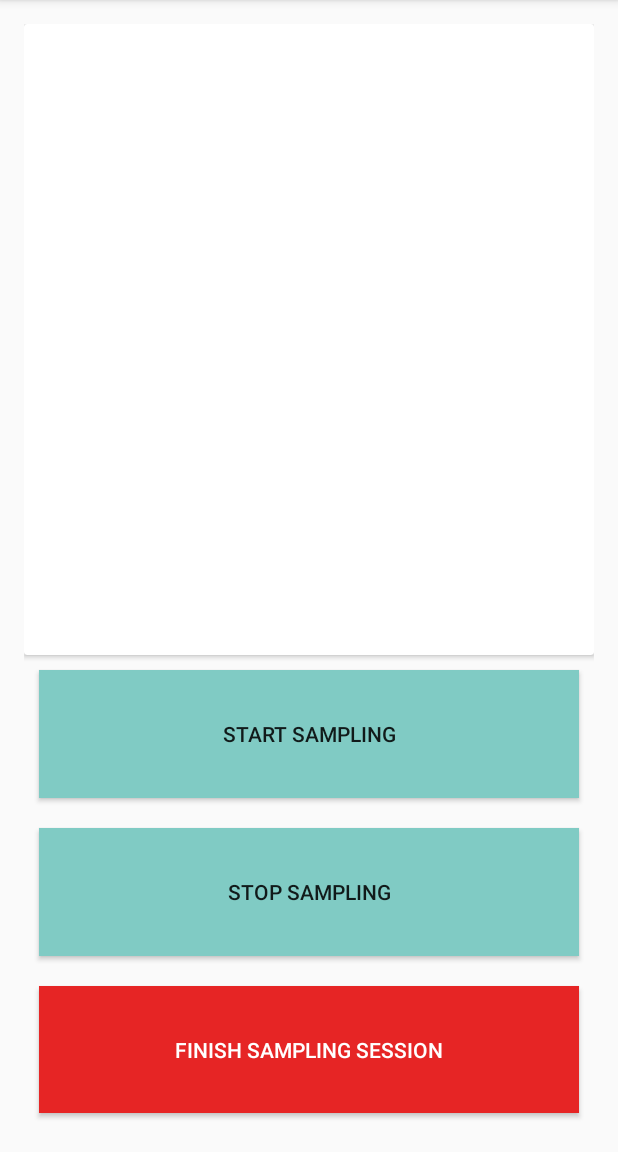
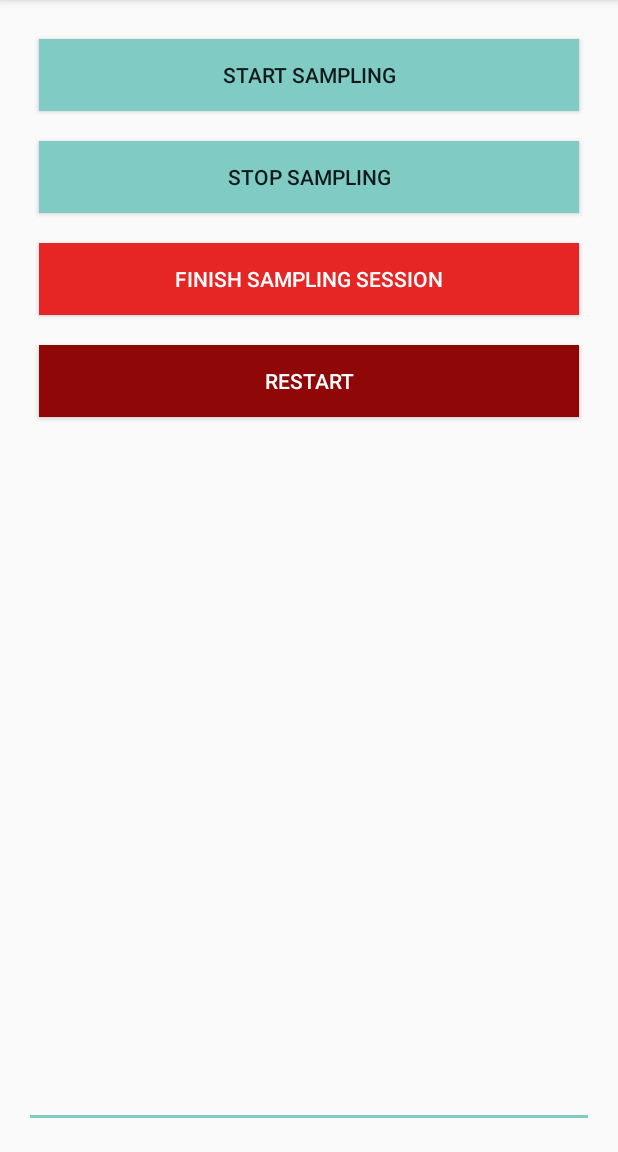
Before and after one commit to Levi-Moreira/AccelerometerSampler, an Android app: the screen it shows after launch (MainActivity), on a phone screen of 412 x 824 dp, the part 84-1236 px from its top. Run offline under Robolectric (Android 15) with nearby library versions, the phone set to English and light mode, and no system bars; our stand-ins replace ButterKnife; libraries missing offline, so code that uses them is left out: com.karumi.dexter; 1 statement that could not run was skipped.

Commit message:
some improvements

```diff
--- a/app/src/main/java/detel/ifce/com/accelerometersampler/MainActivity.java
+++ b/app/src/main/java/detel/ifce/com/accelerometersampler/MainActivity.java
@@ -11,6 +11,7 @@ import android.support.v7.app.AppCompatActivity;
 import android.os.Bundle;
 import android.text.format.DateFormat;
 import android.widget.EditText;
+import android.widget.TextView;
 import android.widget.Toast;
 
 import com.karumi.dexter.Dexter;
@@ -50,7 +51,7 @@ public class MainActivity extends AppCompatActivity implements SensorEventListen
     private float[] gravity = new float[3];
 
     @BindView(R.id.output)
-    EditText mOutputArea;
+    TextView mOutputArea;
     private int sampleCount = 1;
     private int sessionCOunt = 1;
 
@@ -226,4 +227,23 @@ public class MainActivity extends AppCompatActivity implements SensorEventListen
         }, Manifest.permission.WRITE_EXTERNAL_STORAGE, Manifest.permission.READ_EXTERNAL_STORAGE);
 
     }
+
+    @OnClick(R.id.restart)
+    public void restart()
+    {
+        sessionCOunt =1;
+        sampleCount = 1;
+
+        mSampleOn = false;
+        mDataFinalX.clear();
+        mDataFinalY.clear();
+        mDataFinalZ.clear();
+
+        mDataX.clear();
+        mDataY.clear();
+        mDataZ.clear();
+
+        mOutputArea.setText("");
+
+    }
 }
--- a/app/src/main/res/layout/activity_main.xml
+++ b/app/src/main/res/layout/activity_main.xml
@@ -1,5 +1,5 @@
 <?xml version="1.0" encoding="utf-8"?>
-<LinearLayout xmlns:android="http://schemas.android.com/apk/res/android"
+<RelativeLayout xmlns:android="http://schemas.android.com/apk/res/android"
     xmlns:tools="http://schemas.android.com/tools"
     android:id="@+id/activity_main"
     android:layout_width="match_parent"
@@ -11,51 +11,67 @@
     android:paddingTop="@dimen/activity_vertical_margin"
     tools:context="detel.ifce.com.accelerometersampler.MainActivity">
 
-    <android.support.v7.widget.CardView
-        android:layout_width="match_parent"
-        android:layout_height="match_parent"
-        android:layout_weight="0.2">
-
-        <EditText
-            android:id="@+id/output"
-            android:layout_width="match_parent"
-            android:layout_height="match_parent"
-            android:background="@null"
-            android:gravity="top|left"
-            android:inputType="textMultiLine"
-            android:overScrollMode="always"
-            android:scrollbarStyle="insideInset"
-            android:scrollbars="vertical"
-            android:lines="18"
-            android:textSize="12dp"
-            android:scrollHorizontally="false"/>
-    </android.support.v7.widget.CardView>
-
     <Button
         android:id="@+id/start_sampling"
         android:layout_width="match_parent"
-        android:layout_height="match_parent"
-        android:text="Start Sampling"
+        android:layout_height="wrap_content"
+        android:layout_margin="10dp"
+        android:layout_weight="0.4"
         android:background="@color/colorAccent"
-        android:layout_margin="10dp"
-        android:layout_weight="0.4"/>
+        android:padding="5dp"
+        android:text="Start Sampling" />
 
     <Button
         android:id="@+id/stop_sampling"
         android:layout_width="match_parent"
-        android:layout_height="match_parent"
-        android:text="Stop Sampling"
+        android:layout_height="wrap_content"
+        android:layout_below="@id/start_sampling"
         android:layout_margin="10dp"
+        android:layout_weight="0.4"
         android:background="@color/colorAccent"
-        android:layout_weight="0.4"/>
+        android:padding="5dp"
+        android:text="Stop Sampling" />
 
     <Button
         android:id="@+id/finish_sampling"
         android:layout_width="match_parent"
+        android:layout_height="wrap_content"
+        android:layout_below="@id/stop_sampling"
+        android:layout_margin="10dp"
+        android:layout_weight="0.4"
+        android:background="#e62525"
+        android:padding="5dp"
+        android:text="Finish Sampling Session"
+        android:textColor="#fff" />
+
+    <Button
+        android:id="@+id/restart"
+        android:layout_width="match_parent"
+        android:layout_height="wrap_content"
+        android:layout_below="@id/finish_sampling"
+        android:layout_margin="10dp"
+        android:layout_weight="0.4"
+        android:background="#8f0707"
+        android:padding="5dp"
+        android:text="Restart"
+        android:textColor="#fff" />
+
+
+
+
+    <EditText
+        android:id="@+id/output"
+        android:layout_below="@id/restart"
+        android:layout_width="match_parent"
         android:layout_height="match_parent"
-        android:text="Finish Sampling Session"
-        android:layout_margin="10dp"
-        android:background="#e62525"
-        android:textColor="#fff"
-        android:layout_weight="0.4"/>
-</LinearLayout>
+        android:layout_weight="1.0"
+        android:lines="18"
+        android:overScrollMode="always"
+        android:scrollHorizontally="false"
+        android:scrollbarStyle="insideInset"
+        android:scrollbars="vertical"
+        android:textSize="12dp" />
+
+
+
+</RelativeLayout>
```
